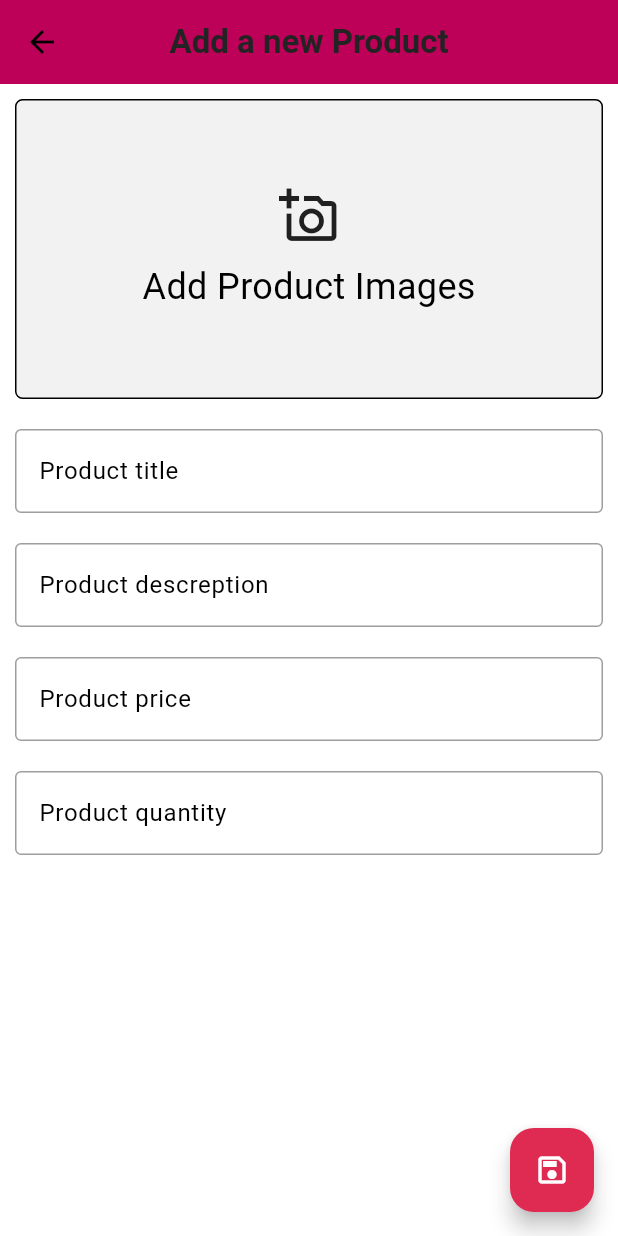
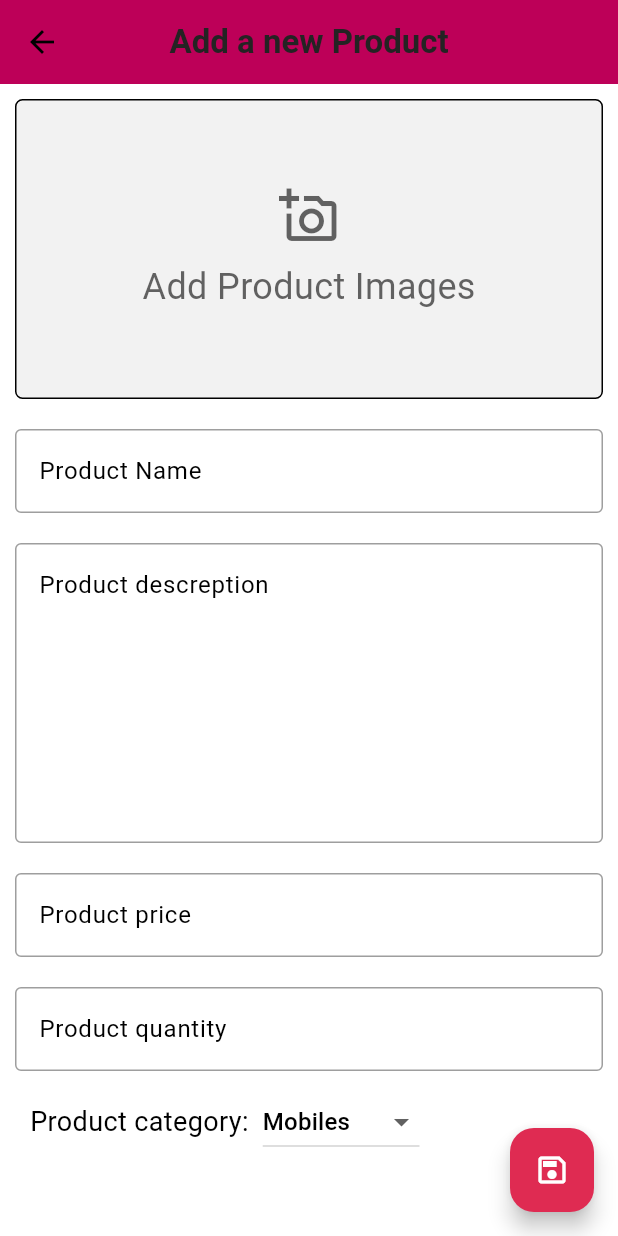
Before and after one commit to yacinekadda8/flutter_store_nodjs, a Flutter app: the AddProductScreen screen opened by its route, on a phone screen of 412 x 824 dp. Run offline on Flutter 3.47's test engine with Material 3 defaults, Android fonts, the phone set to English and light mode, and no system bars; our stand-ins replace carousel_slider, file_picker, shared_preferences; missing offline and left inert: cloudinary_public; accounts and stored records are empty.

Commit message:
add products api

```diff
--- a/lib/common/widgets/custom_textfield.dart
+++ b/lib/common/widgets/custom_textfield.dart
@@ -5,9 +5,11 @@ class CustomTextField extends StatelessWidget {
     super.key,
     required this.controller,
     required this.hintText,
+    this.maxLines = 1,
   });
   final TextEditingController controller;
   final String hintText;
+  final int maxLines;
 
   @override
   Widget build(BuildContext context) {
@@ -15,6 +17,7 @@ class CustomTextField extends StatelessWidget {
       controller: controller,
       decoration: InputDecoration(
         hintText: hintText,
+
         border: const OutlineInputBorder(
             borderSide: BorderSide(
           color: Colors.black38,
@@ -30,6 +33,7 @@ class CustomTextField extends StatelessWidget {
         }
         return null;
       },
+      maxLines: maxLines,
     );
   }
 }
--- a/lib/features/account/widgets/orders.dart
+++ b/lib/features/account/widgets/orders.dart
@@ -3,7 +3,7 @@ import 'package:flutter_store_nodjs/components/constans.dart';
 import 'package:flutter_store_nodjs/features/account/providers/account_provider.dart';
 import 'package:provider/provider.dart';
 
-import 'product.dart';
+import 'single_product.dart';
 
 class Orders extends StatelessWidget {
   const Orders({
@@ -47,7 +47,8 @@ class Orders extends StatelessWidget {
               scrollDirection: Axis.horizontal,
               itemCount: accountProvider.orders.length,
               itemBuilder: ((context, index) {
-                return Product(accountProvider: accountProvider, index: index);
+                return SingleProduct(
+                    accountProvider: accountProvider, index: index);
               })),
         )
       ],
--- a/lib/features/account/widgets/product.dart
+++ b/lib/features/account/widgets/single_product.dart
@@ -3,8 +3,8 @@ import 'package:flutter/material.dart';
 import '../../../components/constans.dart';
 import '../providers/account_provider.dart';
 
-class Product extends StatelessWidget {
-  const Product({
+class SingleProduct extends StatelessWidget {
+  const SingleProduct({
     super.key,
     required this.accountProvider,
     required this.index,
--- a/lib/features/admin/providers/products_provider.dart
+++ b/lib/features/admin/providers/products_provider.dart
@@ -0,0 +1,41 @@
+import 'dart:io';
+
+import 'package:flutter/material.dart';
+import 'package:flutter_store_nodjs/components/utils.dart';
+
+class ProductsProvider extends ChangeNotifier {
+  TextEditingController productTitleController = TextEditingController();
+  TextEditingController productDescriptionController = TextEditingController();
+  TextEditingController productPriceController = TextEditingController();
+  TextEditingController productQuantityController = TextEditingController();
+
+  List<File> images = [];
+  List<String> categoriesNames = [
+    'Mobiles',
+    'Laptop',
+    'Computers',
+    'Tablets',
+    'Watches'
+  ];
+  String defaultCategory = 'Mobiles';
+
+  onCategoryChanged(String? newValue) {
+    defaultCategory = newValue!;
+    notifyListeners();
+  }
+
+  void selectImages() async {
+    var res = await pickImages();
+    images = res;
+    notifyListeners();
+  }
+
+  @override
+  void dispose() {
+    productTitleController.dispose();
+    productDescriptionController.dispose();
+    productPriceController.dispose();
+    productQuantityController.dispose();
+    super.dispose();
+  }
+}
--- a/lib/features/admin/screens/add_product_screen.dart
+++ b/lib/features/admin/screens/add_product_screen.dart
@@ -1,15 +1,24 @@
+import 'package:carousel_slider/carousel_slider.dart';
 import 'package:flutter/material.dart';
 import 'package:flutter_store_nodjs/common/widgets/custom_textfield.dart';
 import 'package:flutter_store_nodjs/components/constans.dart';
+import 'package:flutter_store_nodjs/features/admin/providers/products_provider.dart';
+import 'package:provider/provider.dart';
 
 import '../widgets/myadmin_appbar.dart';
 
-class AddProductScreen extends StatelessWidget {
+class AddProductScreen extends StatefulWidget {
   static const String routeName = '/add-product-screen';
   const AddProductScreen({super.key});
 
   @override
+  State<AddProductScreen> createState() => _AddProductScreenState();
+}
+
+class _AddProductScreenState extends State<AddProductScreen> {
+  @override
   Widget build(BuildContext context) {
+    final productProvider = Provider.of<ProductsProvider>(context);
     return Scaffold(
       appBar: AppBar(
         centerTitle: true,
@@ -20,10 +29,15 @@ class AddProductScreen extends StatelessWidget {
         ),
       ),
       body: SingleChildScrollView(
+        child: Padding(
+          padding: const EdgeInsets.symmetric(horizontal: 10),
           child: Column(
             children: [
-            Container(
-              margin: const EdgeInsets.all(10),
+              productProvider.images.isEmpty
+                  ? GestureDetector(
+                      onTap: productProvider.selectImages,
+                      child: Container(
+                        margin: const EdgeInsets.symmetric(vertical: 10),
                         width: MediaQuery.of(context).size.width,
                         height: 200,
                         decoration: BoxDecoration(
@@ -39,44 +53,89 @@ class AddProductScreen extends StatelessWidget {
                             Icon(
                               Icons.add_a_photo_outlined,
                               size: 40,
+                              color: MyConstans.text.withOpacity(.7),
                             ),
-                  SizedBox(height: 10),
+                            const SizedBox(height: 10),
                             Text(
                               'Add Product Images',
-                    style: TextStyle(fontSize: 24),
+                              style: TextStyle(
+                                  fontSize: 24,
+                                  color: MyConstans.text.withOpacity(.7)),
                             ),
                           ],
                         ),
                       ),
+                    )
+                  : CarouselSlider(
+                      items: productProvider.images.map((i) {
+                        return Builder(
+                            builder: (BuildContext context) => Image.file(
+                                  i,
+                                  width: MediaQuery.of(context).size.width,
+                                  height: 200,
+                                  fit: BoxFit.cover,
+                                ));
+                      }).toList(),
+                      options:
+                          CarouselOptions(viewportFraction: 1, height: 200)),
               Padding(
-              padding: const EdgeInsets.all(10.0),
+                padding: const EdgeInsets.symmetric(vertical: 10),
                 child: CustomTextField(
-                controller: TextEditingController(),
-                hintText: 'Product title',
+                  controller: productProvider.productTitleController,
+                  hintText: 'Product Name',
                 ),
               ),
               Padding(
-              padding: const EdgeInsets.all(10.0),
+                padding: const EdgeInsets.symmetric(vertical: 10),
                 child: CustomTextField(
-                controller: TextEditingController(),
+                  controller: productProvider.productDescriptionController,
                   hintText: 'Product descreption',
+                  maxLines: 7,
                 ),
               ),
               Padding(
-              padding: const EdgeInsets.all(10.0),
+                padding: const EdgeInsets.symmetric(vertical: 10),
                 child: CustomTextField(
-                controller: TextEditingController(),
+                  controller: productProvider.productPriceController,
                   hintText: 'Product price',
                 ),
               ),
               Padding(
-              padding: const EdgeInsets.all(10.0),
+                padding: const EdgeInsets.symmetric(vertical: 10),
                 child: CustomTextField(
-                controller: TextEditingController(),
+                  controller: productProvider.productQuantityController,
                   hintText: 'Product quantity',
                 ),
               ),
+              Padding(
+                padding: const EdgeInsets.symmetric(horizontal: 10),
+                child: Row(
+                  children: [
+                    const Text(
+                      'Product category:  ',
+                      style: TextStyle(
+                          fontSize: 18, fontWeight: FontWeight.normal),
+                    ),
+                    DropdownButton(
+                      items: productProvider.categoriesNames.map((String item) {
+                        return DropdownMenuItem(
+                          value: item,
+                          child: Text(item),
+                        );
+                      }).toList(),
+                      onChanged: (String? newValue) {
+                        setState(() {
+                          productProvider.defaultCategory = newValue!;
+                        });
+                      },
+                      value: productProvider.defaultCategory,
+                      icon: const Icon(Icons.arrow_drop_down),
+                    )
                   ],
+                ),
+              )
+            ],
+          ),
         ),
       ),
       floatingActionButton: FloatingActionButton(
--- a/lib/main.dart
+++ b/lib/main.dart
@@ -1,6 +1,7 @@
 import 'package:flutter/material.dart';
 import 'package:flutter_store_nodjs/common/widgets/bottom_bar.dart';
 import 'package:flutter_store_nodjs/features/account/providers/account_provider.dart';
+import 'package:flutter_store_nodjs/features/admin/providers/products_provider.dart';
 import 'package:flutter_store_nodjs/features/admin/screens/admin_screen.dart';
 import 'package:flutter_store_nodjs/features/auth/providers/auth_provider.dart';
 import 'package:flutter_store_nodjs/providers/user_provider.dart';
@@ -15,6 +16,7 @@ void main() {
     ChangeNotifierProvider(create: (context) => UserProvider()),
     ChangeNotifierProvider(create: (context) => AuthProvider()),
     ChangeNotifierProvider(create: (context) => AccountProvider()),
+    ChangeNotifierProvider(create: (context) => ProductsProvider()),
   ], child: const MyApp()));
 }
 
--- /dev/null
+++ b/lib/models/product.dart
@@ -0,0 +1,55 @@
+// ignore_for_file: public_member_api_docs, sort_constructors_first
+import 'dart:convert';
+
+class Product {
+  final String? id;
+  final String? userId;
+  final String name;
+  final String description;
+  final String category;
+  final double price;
+  final int quantity;
+  final List<String> imagesUrl;
+
+  Product(
+      {required this.id,
+      required this.userId,
+      required this.name,
+      required this.description,
+      required this.category,
+      required this.price,
+      required this.quantity,
+      required this.imagesUrl});
+
+  Map<String, dynamic> toMap() {
+    return <String, dynamic>{
+      'id': id,
+      'userId': userId,
+      'name': name,
+      'description': description,
+      'categoty': category,
+      'price': price,
+      'quantity': quantity,
+      'imagesUrl': imagesUrl,
+    };
+  }
+
+  factory Product.fromMap(Map<String, dynamic> map) {
+    return Product(
+        id: map['_id'] != null ? map['_id'] as String : null,
+        userId: map['userId'] != null ? map['userId'] as String : null,
+        name: map['name'] as String,
+        description: map['description'] as String,
+        category: map['categoty'] as String,
+        price: map['price'] as double,
+        quantity: map['quantity'] as int,
+        imagesUrl: List<String>.from(
+          (map['imagesUrl'] as List<String>),
+        ));
+  }
+
+  String toJson() => json.encode(toMap());
+
+  factory Product.fromJson(String source) =>
+      Product.fromMap(json.decode(source) as Map<String, dynamic>);
+}
--- a/pubspec.yaml
+++ b/pubspec.yaml
@@ -39,6 +39,8 @@ dependencies:
   provider: ^6.1.1
   shared_preferences: ^2.2.2
   carousel_slider: ^4.2.1
+  file_picker: ^6.1.1
+  cloudinary_public: ^0.23.1
 
 dev_dependencies:
   flutter_test:
```
Also changed, not shown: lib/components/utils.dart (+5 -2 lines), lib/features/admin/services/admin_services.dart (added, +41 -0 lines), pubspec.lock, 1 other file. Lines whose indentation alone changed are shown as unchanged.
